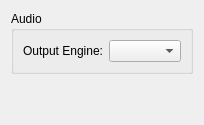
The window that src/citra_qt/configure_audio.ui (PabloMK7/citra) describes before a commit, drawn with Qt 5.
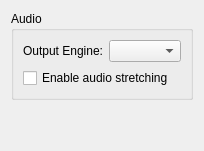
The same window after the commit.

Commit message: configure_audio: User-configuratble option to enable/disable audio stretching

```diff
--- a/src/citra_qt/configure_audio.ui
+++ b/src/citra_qt/configure_audio.ui
@@ -25,6 +25,16 @@
         </item>
        </layout>
       </item>
+      <item>
+       <widget class="QCheckBox" name="toggle_audio_stretching">
+        <property name="text">
+         <string>Enable audio stretching</string>
+        </property>
+        <property name="toolTip">
+         <string>This post-processing effect adjusts audio speed to match emulation speed and helps prevent audio stutter. This however increases audio latency.</string>
+        </property>
+       </widget>
+      </item>
      </layout>
     </widget>
    </item>
```
The commit also changes 6 other files.
